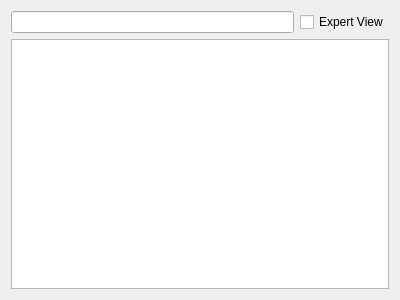
Above: TIGLCreator/src/CPACSTreeWidget.ui from DLR-SC/tigl before the change. Below: the same form after it.
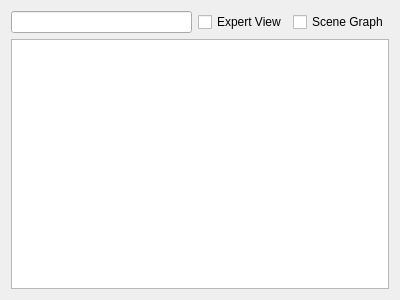
That is the form after the change. Custom widgets are drawn as their Qt base class.

What changed in the file:
```diff
--- a/TIGLCreator/src/CPACSTreeWidget.ui
+++ b/TIGLCreator/src/CPACSTreeWidget.ui
@@ -33,6 +33,16 @@
        </property>
       </widget>
      </item>
+    <item>
+     <widget class="QCheckBox" name="sceneGraphCheckBox">
+      <property name="toolTip">
+       <string>&lt;html&gt;&lt;head/&gt;&lt;body&gt;&lt;p&gt;Limit the CPACS tree to elements available in the scene graph (only checkable UIDs).&lt;/p&gt;&lt;/body&gt;&lt;/html&gt;</string>
+      </property>
+      <property name="text">
+       <string>Scene Graph</string>
+      </property>
+     </widget>
+    </item>
     </layout>
    </item>
    <item>
```
